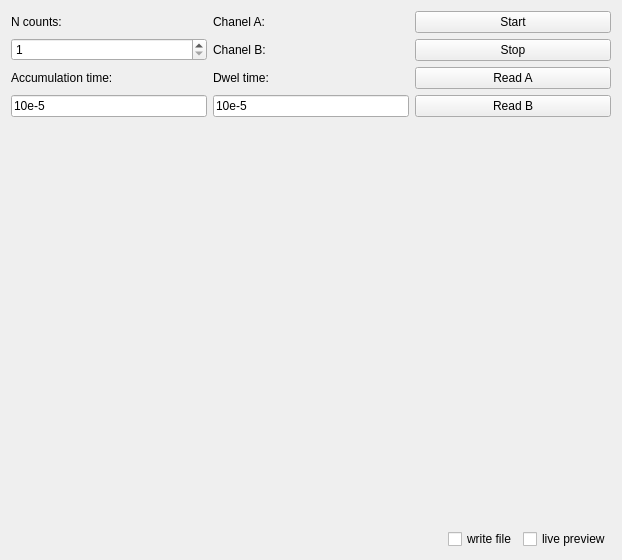
kkucc/sr400, file main.ui: the form before one commit.
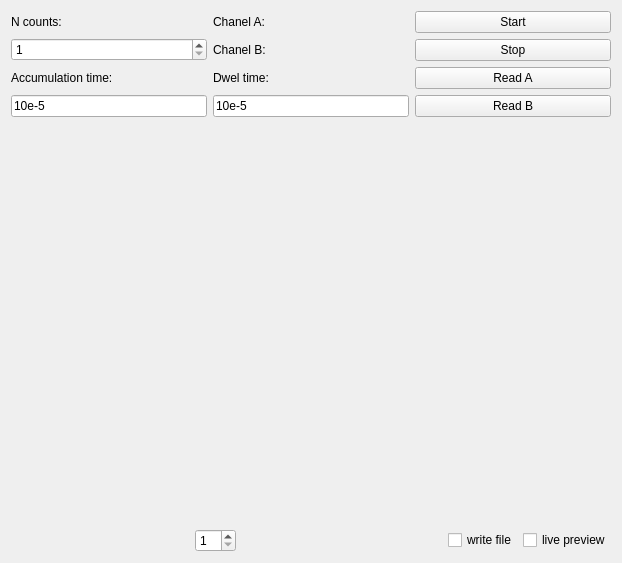
The form after the commit.

What changed in the file:
```diff
--- a/main.ui
+++ b/main.ui
@@ -175,6 +175,13 @@
        </property>
       </spacer>
      </item>
+        <item>
+        <widget class="QSpinBox" name="Files">
+         <property name="minimum">
+          <number>1</number>
+         </property>
+        </widget>
+       </item>
      <item>
       <widget class="QLabel" name="file_name">
        <property name="enabled">
```
